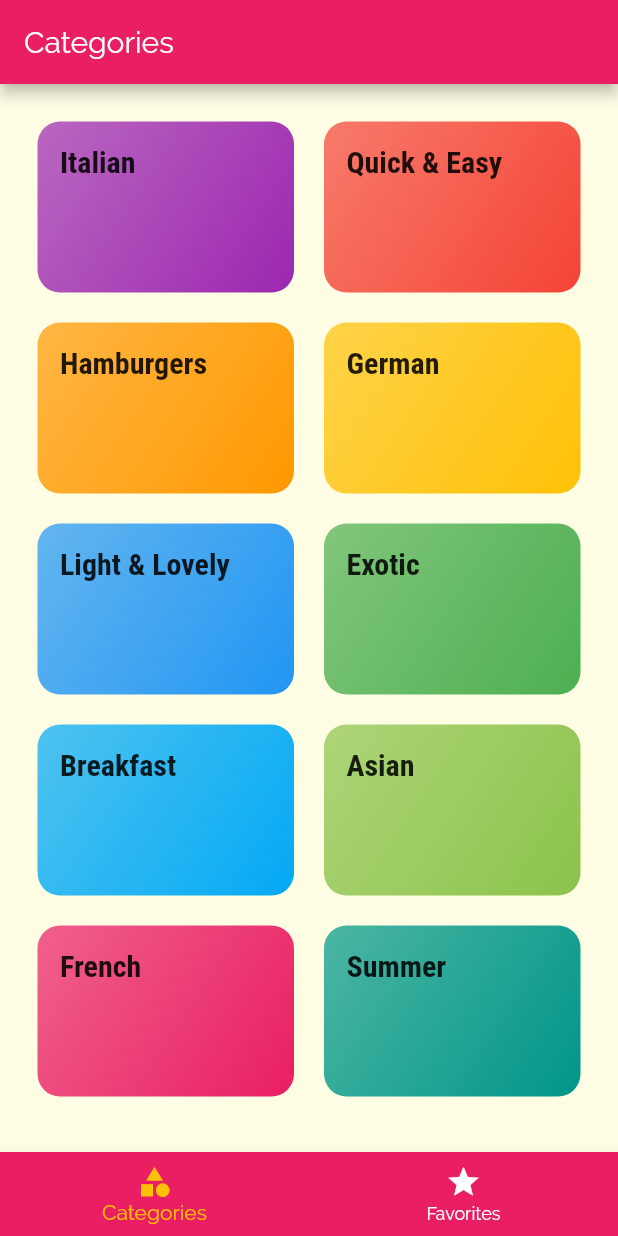
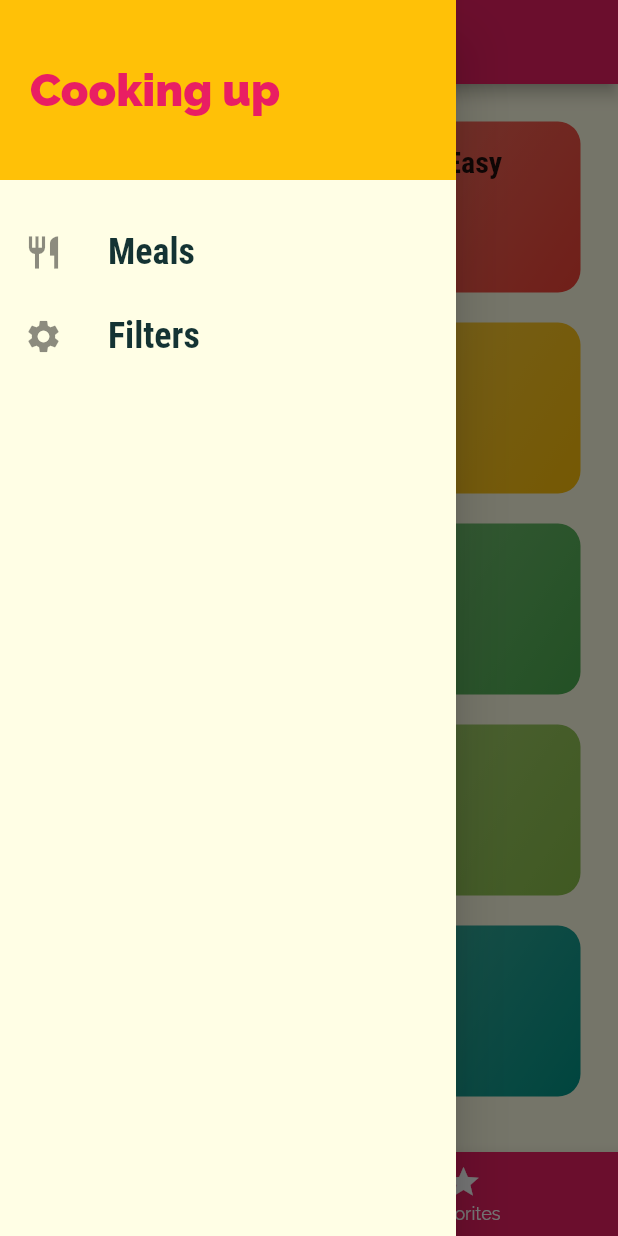
Before and after one commit to Pavzar/MealsApp, a Flutter app: the screen it shows after launch, with the side drawer open (before the commit the screen has no drawer), on a phone screen of 412 x 824 dp. Run offline on Flutter 3.47's test engine with Material 2 defaults, Android fonts, the phone set to English and light mode, and no system bars.

Commit message:
added custom drawer

```diff
--- a/lib/screens/tabs_screen.dart
+++ b/lib/screens/tabs_screen.dart
@@ -1,3 +1,4 @@
+import '../widgets/main_drawer.dart';
 import 'package:flutter/material.dart';
 import './categories_screen.dart';
 import './favorites_screen.dart';
@@ -33,6 +34,7 @@ class _TabsScreenState extends State<TabsScreen> {
       appBar: AppBar(
         title: Text(_pages[_selectedPageIndex]['title']),
       ),
+      drawer: MainDrawer(),
       body: _pages[_selectedPageIndex]['page'],
       bottomNavigationBar: BottomNavigationBar(
         onTap: _selectPage,
--- /dev/null
+++ b/lib/widgets/main_drawer.dart
@@ -0,0 +1,57 @@
+import 'package:flutter/material.dart';
+
+class MainDrawer extends StatelessWidget {
+  Widget buildListTile(String title, IconData icon) {
+    return ListTile(
+      leading: Icon(
+        icon,
+        size: 26,
+      ),
+      title: Text(
+        title,
+        style: TextStyle(
+          fontFamily: 'RobotoCondensed',
+          fontSize: 24,
+          fontWeight: FontWeight.bold,
+        ),
+      ),
+      onTap: () {},
+    );
+  }
+
+  @override
+  Widget build(BuildContext context) {
+    return Drawer(
+      child: Column(
+        children: [
+          Container(
+            height: 120,
+            width: double.infinity,
+            padding: EdgeInsets.all(20),
+            alignment: Alignment.centerLeft,
+            color: Theme.of(context).accentColor,
+            child: Text(
+              'Cooking up',
+              style: TextStyle(
+                fontWeight: FontWeight.w900,
+                fontSize: 30,
+                color: Theme.of(context).primaryColor,
+              ),
+            ),
+          ),
+          SizedBox(
+            height: 20,
+          ),
+          buildListTile(
+            'Meals',
+            Icons.restaurant,
+          ),
+          buildListTile(
+            'Filters',
+            Icons.settings,
+          ),
+        ],
+      ),
+    );
+  }
+}
```
